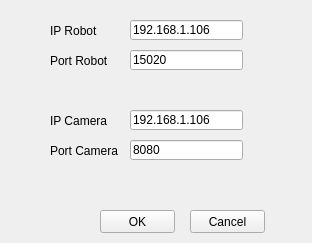
Above: config.ui from JySky/RemoteBot before the change. Below: the same form after it.
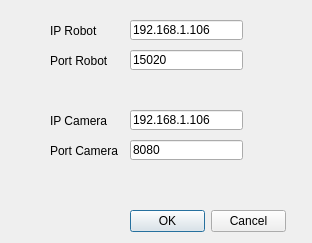
That is the form after the change.

Commit message: 08/03/2016 : modif' config, interface et ajout clientcamera et cameratraitement

What changed in the file:
```diff
--- a/config.ui
+++ b/config.ui
@@ -1,7 +1,7 @@
 <?xml version="1.0" encoding="UTF-8"?>
 <ui version="4.0">
  <class>Config</class>
- <widget class="QWidget" name="Config">
+ <widget class="QDialog" name="Config">
   <property name="geometry">
    <rect>
     <x>0</x>
@@ -25,32 +25,6 @@
   <property name="windowTitle">
    <string>Configuration</string>
   </property>
-  <widget class="QPushButton" name="OK">
-   <property name="geometry">
-    <rect>
-     <x>100</x>
-     <y>210</y>
-     <width>75</width>
-     <height>23</height>
-    </rect>
-   </property>
-   <property name="text">
-    <string>OK</string>
-   </property>
-  </widget>
-  <widget class="QPushButton" name="Cancel">
-   <property name="geometry">
-    <rect>
-     <x>190</x>
-     <y>210</y>
-     <width>75</width>
-     <height>23</height>
-    </rect>
-   </property>
-   <property name="text">
-    <string>Cancel</string>
-   </property>
-  </widget>
   <widget class="QLineEdit" name="IPRobot">
    <property name="geometry">
     <rect>
@@ -155,6 +129,19 @@
     <string>Port Robot</string>
    </property>
   </widget>
+  <widget class="QDialogButtonBox" name="buttonBox">
+   <property name="geometry">
+    <rect>
+     <x>130</x>
+     <y>210</y>
+     <width>156</width>
+     <height>23</height>
+    </rect>
+   </property>
+   <property name="standardButtons">
+    <set>QDialogButtonBox::Cancel|QDialogButtonBox::Ok</set>
+   </property>
+  </widget>
  </widget>
  <resources/>
  <connections>
```
Left out of the diff: 16 changed lines with no effect on the pictures. The commit also changes 10 other files.
